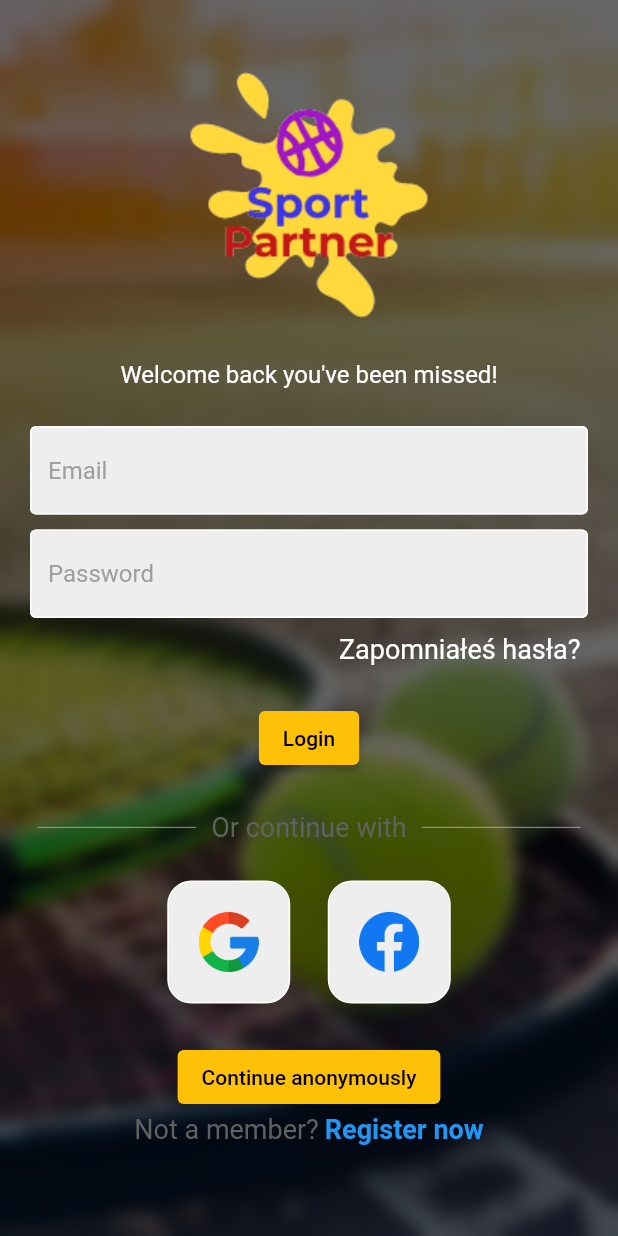
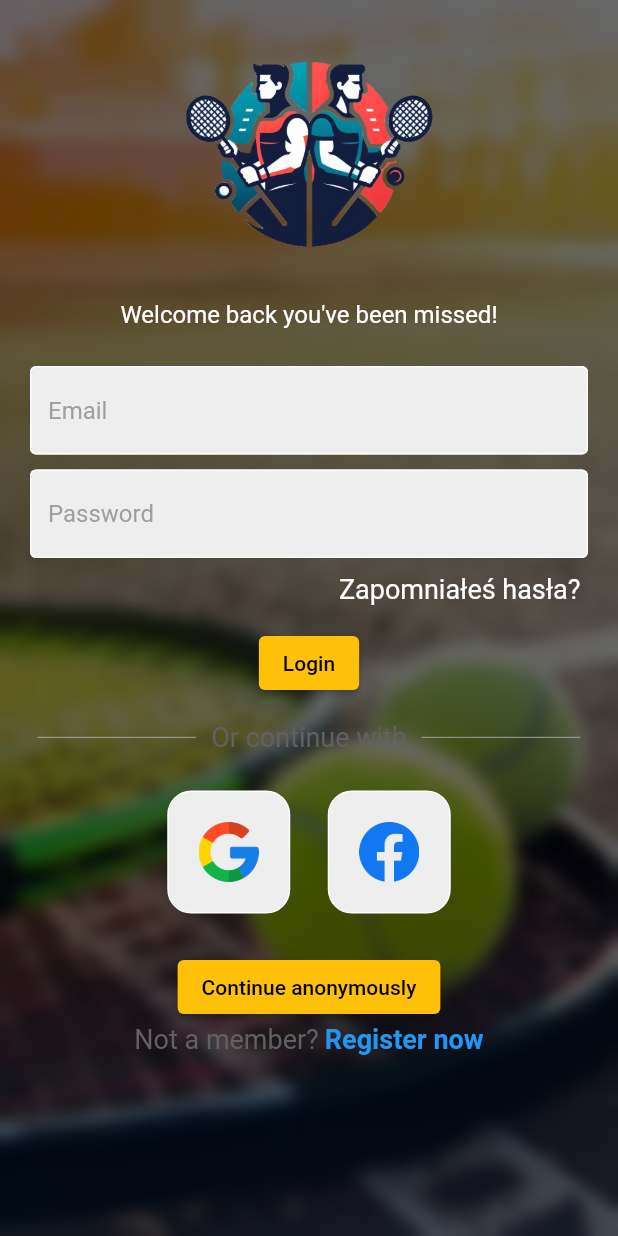
Before and after one commit to kycinski/sport-partner, a Flutter app: the LoginOrRegisterPage screen opened directly, on a phone screen of 412 x 824 dp. Run offline on Flutter 3.47's test engine with Material 2 defaults, Android fonts, the phone set to English and light mode, and no system bars; our stand-ins replace cloud_firestore, dropdown_button2, easy_localization, firebase_auth, firebase_core, firebase_storage and 7 more; missing offline and left inert: flutter_facebook_auth; accounts and stored records are empty.

```diff
--- a/lib/view/pages/login_page.dart
+++ b/lib/view/pages/login_page.dart
@@ -35,9 +35,10 @@ class _LoginPageState extends State<LoginPage> {
             return Column(
               mainAxisAlignment: MainAxisAlignment.center,
               children: [
-                const SizedBox(height: 30),
-                Image.asset('assets/images/logo.png'),
-                const SizedBox(height: 10),
+                Image.asset(
+                  'assets/images/sport_partner_logo.png',
+                  height: 200,
+                ),
                 const Text(
                   'Welcome back you\'ve been missed!',
                   style: TextStyle(
@@ -76,7 +77,7 @@ class _LoginPageState extends State<LoginPage> {
                     ],
                   ),
                 ),
-                const SizedBox(height: 25),
+                const SizedBox(height: 15),
                 ElevatedButton(
                   onPressed: () => loginController.signUserIn(
                     email: emailController.text,
@@ -85,7 +86,7 @@ class _LoginPageState extends State<LoginPage> {
                   ),
                   child: Text('buttons.login'.tr()),
                 ),
-                const SizedBox(height: 25),
+                const SizedBox(height: 15),
                 Padding(
                   padding: const EdgeInsets.symmetric(horizontal: 25.0),
                   child: Row(
--- a/lib/view/pages/select_city_page.dart
+++ b/lib/view/pages/select_city_page.dart
@@ -77,7 +77,10 @@ class _SelectCityPageState extends State<SelectCityPage> {
                 child: Column(
                   children: [
                     const SizedBox(height: 30),
-                    Image.asset('assets/images/logo.png'),
+                    Image.asset(
+                      'assets/images/sport_partner_logo.png',
+                      height: 200,
+                    ),
                     Text(
                       'chooseYourCity'.tr(),
                       style: const TextStyle(color: Colors.white),
```
Also changed, not shown: assets/images/logo.png (deleted), assets/images/sport_partner_logo.png (added).
